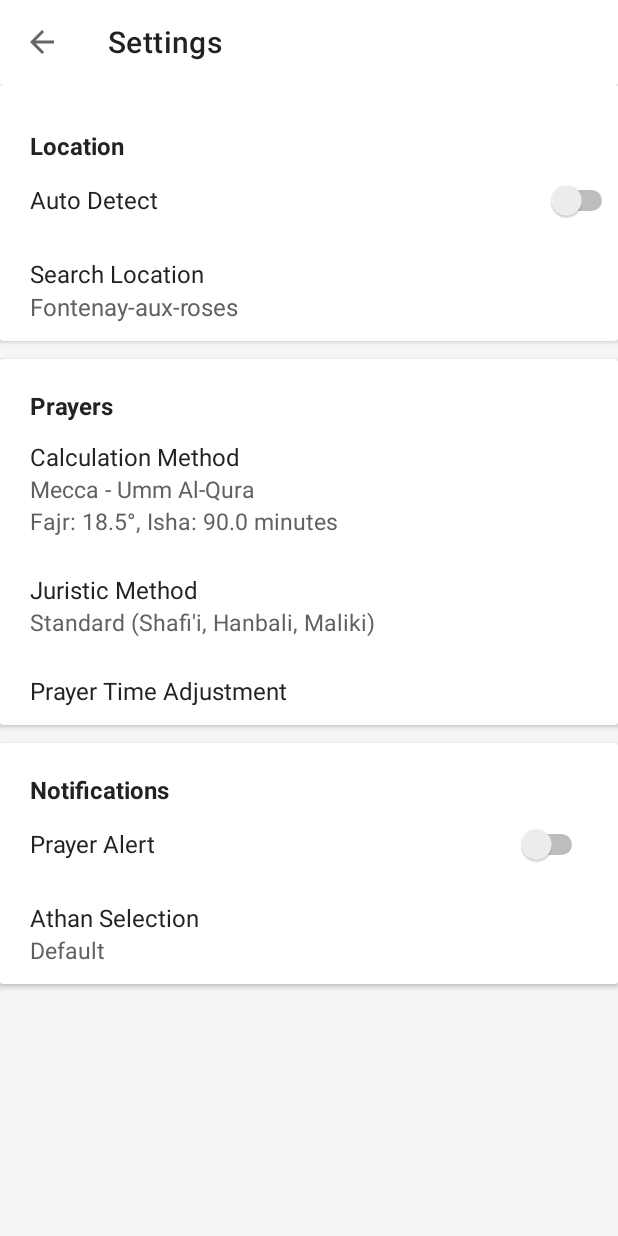
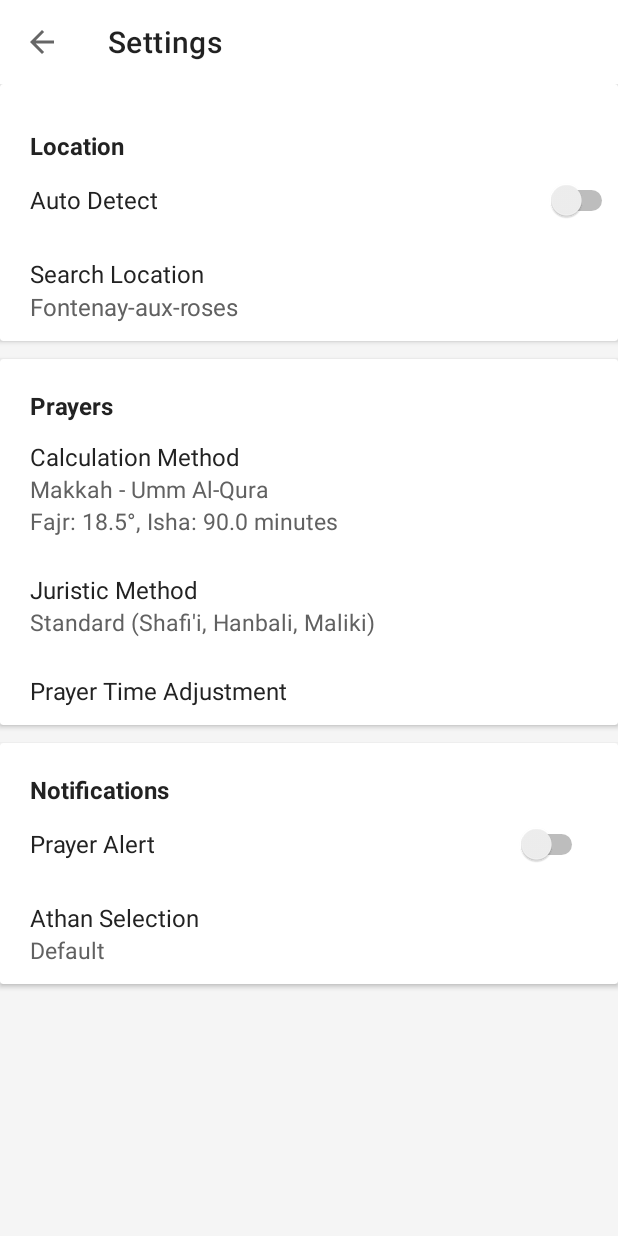
Before and after one commit to exRivalis/athan_android, an Android app: the screen it shows after launch (SettingsActivity), after a tap on an icon or button, on a phone screen of 412 x 824 dp. Run offline under Robolectric (Android 15) with nearby library versions, the phone set to English and light mode, and no system bars; 1 other tap on this screen came first.

Commit message:
update UserConf variables to reflect PrayMethod expectations

```diff
--- a/app/src/main/java/com/alterpat/athan/CalculationMethodActivity.kt
+++ b/app/src/main/java/com/alterpat/athan/CalculationMethodActivity.kt
@@ -61,13 +61,13 @@ class CalculationMethodActivity : AppCompatActivity(), MethodClickListener {
         for(i  in 0 until json.length()){
             val calc = gsonBuilder.fromJson(json.getJSONObject(i).toString(), CalcMethod::class.java)
             //Log.d(TAG, calc.description)
-            if(calc.id == userConfig.method)
+            if(calc.name == userConfig.method)
                 calc.isSelected = true
 
             calcMethods.add(calc)
         }
 
-        calcMethods.add(CalcMethod(7, "Custom", false,0.0, 0.0))
+        calcMethods.add(CalcMethod(99, "Custom","Custom", false,0.0, 0.0))
 
         mAdapter.notifyDataSetChanged()
 
@@ -113,7 +113,7 @@ class CalculationMethodActivity : AppCompatActivity(), MethodClickListener {
 
         /** update userConf **/
         userConfig.methodName = method.description
-        userConfig.method = method.id
+        userConfig.method = method.name
         userConfig.fajrAngle = method.fajrAngle
         userConfig.ishaAngle = method.ishaAngle
         userConfig.fixed = method.fixed
--- a/app/src/main/java/com/alterpat/athan/model/CalcMethod.kt
+++ b/app/src/main/java/com/alterpat/athan/model/CalcMethod.kt
@@ -3,6 +3,7 @@ package com.alterpat.athan.model
 data class CalcMethod
     (
     val id: Int,
+    val name: String,
     val description: String,
     val fixed : Boolean = false,
     val fajrAngle: Double,
--- a/app/src/main/java/com/alterpat/athan/model/PrayerTime.kt
+++ b/app/src/main/java/com/alterpat/athan/model/PrayerTime.kt
@@ -1,4 +1,139 @@
 package com.alterpat.athan.model
+
+import java.util.*
+import kotlin.collections.ArrayList
+
 
 class PrayerTime (val name: String, val timestamp: Long, val timeStr: String){
 }
+
+
+/****
+class PrayTime2() {
+    companion object {
+        fun calculationMethod (id: Int) : String {
+            var res = "Makkah"
+            when(id){
+                0 -> res = "Jafari"
+                1 -> res = "Karachi"
+                2 -> res = "ISNA"
+                3 -> res = "MWL"
+                4 -> res = "Makkah"
+                5 -> res = "Egypt"
+                6 -> res = "Tehran"
+                7 -> res = "UOIF"
+            }
+
+            return res
+        }
+
+        fun juristicMethod(id : Int) : String {
+            var res = "Shafi'i (Standard)"
+            when(id){
+                0 -> res = "Shafi'i, Hanbali, Maliki (Standard)"
+                1 -> res = "Hanafi"
+            }
+            return res
+        }
+    }
+
+
+    /**
+    // Adjusting Methods for Higher Latitudes
+    0: No adjustment
+    1: middle of night
+    2: 1/7th of night
+    3: angle/60th of night
+
+    // Time Formats
+    0: 24-hour format
+    1: 12-hour format
+    2: 12-hour format with no suffix
+    3: floating point number
+    **/
+
+    lateinit var timeNames : ArrayList<String>
+    var numIterations = 1
+    var offsets : IntArray = IntArray(7)
+
+    fun PrayTime() {
+        // Time Names
+        timeNames = ArrayList<String>()
+        timeNames.add("Fajr")
+        timeNames.add("Sunrise")
+        timeNames.add("Dhuhr")
+        timeNames.add("Asr")
+        timeNames.add("Sunset")
+        timeNames.add("Maghrib")
+        timeNames.add("Isha")
+
+        // --------------------- Technical Settings --------------------
+        numIterations = 1 // number of iterations needed to compute
+        // times
+
+        // ------------------- Calc Method Parameters --------------------
+
+        // Tuning offsets {fajr, sunrise, dhuhr, asr, sunset, maghrib, isha}
+        offsets[0] = 0
+        offsets[1] = 0
+        offsets[2] = 0
+        offsets[3] = 0
+        offsets[4] = 0
+        offsets[5] = 0
+        offsets[6] = 0
+
+        /*
+         *
+         * fa : fajr angle ms : maghrib selector (0 = angle; 1 = minutes after
+         * sunset) mv : maghrib parameter value (in angle or minutes) is : isha
+         * selector (0 = angle; 1 = minutes after maghrib) iv : isha parameter
+         * value (in angle or minutes)
+         */
+        //methodParams = HashMap<Int, DoubleArray>()
+    }
+
+    // ---------------------- Julian Date Functions -----------------------
+    // calculate julian date from a calendar date
+    private fun julianDate(year: Int, month: Int, day: Int): Double {
+        var year = year
+        var month = month
+        if (month <= 2) {
+            year -= 1
+            month += 12
+        }
+        val A = Math.floor(year / 100.0)
+        val B = 2 - A + Math.floor(A / 4.0)
+        return (Math.floor(365.25 * (year + 4716))
+                + Math.floor(30.6001 * (month + 1)) + day + B) - 1524.5
+    }
+
+    // return prayer times for a given date
+    private fun getPrayerTimes(
+        date: Calendar, latitude: Double,
+        longitude: Double, tZone: Double
+    ): java.util.ArrayList<String?>? {
+        val year = date[Calendar.YEAR]
+        val month = date[Calendar.MONTH]
+        val day = date[Calendar.DATE]
+
+        var jDate = julianDate(year, month+1, day)
+        val lonDiff = longitude / (15.0 * 24.0)
+        jDate -= lonDiff
+
+        // compute prayer times at given julian date
+        var times: DoubleArray? =
+            doubleArrayOf(5.0, 6.0, 12.0, 13.0, 18.0, 18.0, 18.0) // default times
+
+
+        for (i in 1..this.numIterations) {
+            times = computeTimes(times)
+        }
+
+        times = adjustTimes(times)
+        times = tuneTimes(times)
+        return computeDayTimes()
+    }
+    // Test Prayer times here
+    var prayers = PrayTime()
+}
+        ****/
--- a/app/src/main/java/com/alterpat/athan/model/UserConfig.kt
+++ b/app/src/main/java/com/alterpat/athan/model/UserConfig.kt
@@ -8,10 +8,10 @@ class UserConfig(
     var lon : Double = 2.29270000,
     var timezone : Int = 1,
     var timeFormat : String = "24H",
-    var methodName : String = "Mecca - Umm Al-Qura",
-    var method : Int = 4,
+    var methodName : String = "Makkah - Umm Al-Qura",
+    var method : String = "Makkah",
     var juristicName : String = "Standard (Shafi'i, Hanbali, Maliki)",
-    var juristic : Int = 0,
+    var juristic : String = "Standard",
     var high_latitude : Int = 1,
     var fajrAngle : Double = 18.5,
     var ishaAngle : Double = 90.0,
--- a/app/src/main/java/com/alterpat/athan/tool/PrayTime.java
+++ b/app/src/main/java/com/alterpat/athan/tool/PrayTime.java
@@ -52,6 +52,7 @@ public class PrayTime {
     private int Egypt; // Egyptian General Authority of Survey
     private int Custom; // Custom Setting
     private int Tehran; // Institute of Geophysics, University of Tehran
+    private int UOIF; // Union Des Organisations Islamiques De France
     // Juristic Methods
     private int Shafii; // Shafii (standard)
     private int Hanafi; // Hanafi
@@ -102,6 +103,7 @@ public class PrayTime {
         this.setEgypt(5); // Egyptian General Authority of Survey
         this.setTehran(6); // Institute of Geophysics, University of Tehran
         this.setCustom(7); // Custom Setting
+        this.setUOIF(8);
 
         // Juristic Methods
         this.setShafii(0); // Shafii (standard)
@@ -172,6 +174,10 @@ public class PrayTime {
         // MWL
         double[] MWvalues = {18,1,0,0,17};
         methodParams.put(Integer.valueOf(this.getMWL()), MWvalues);
+
+        // UOIF
+        double[] UOIFvalues = {12,1,0,0,12};
+        methodParams.put(Integer.valueOf(this.getUOIF()), UOIFvalues);
 
         // Makkah
         double[] MKvalues = {18.5,1,0,1,90};
@@ -726,8 +732,55 @@ public class PrayTime {
 
     }
 
+    private int getMethod(String method){
+        int res = 0;
+        switch (method){
+            case "Jafari": // Ithna Ashari
+                res = this.Jafari;
+                break;
+            case "Karachi": // University of Islamic Sciences, Karachi
+                res = this.Karachi;
+                break;
+            case "ISNA": // Islamic Society of North America (ISNA)
+                res = this.ISNA;
+                break;
+            case "MWL": // Muslim World League (MWL)
+                res = this.MWL;
+                break;
+            case "Makkah": // Umm al-Qura, Makkah
+                res = this.Makkah;
+                break;
+            case "Egypt": // Egyptian General Authority of Survey
+                res = this.Egypt;
+                break;
+            case "Custom": // Custom Setting
+                res = this.Custom;
+                break;
+            case "Tehran": // Institute of Geophysics, University of Tehran
+                res = this.Tehran;
+                break;
+            case "UOIF":
+                res = this.UOIF;
+                break;
+            default:
+                res = this.Makkah;
+        }
+        return res;
+    }
+
+    private int getJuristic(String method){
+        // Juristic Methods
+        int res = 0;
+        if(method.toLowerCase().equals("standard"))
+            res = this.Shafii;
+        else
+            res = this.Hanafi;
+
+        return res;
+    }
+
     /** return a hashMap prayerName: prayerTime **/
-    public static HashMap<String, String> getPrayerTimes(double latitude, double longitude, int timezone, int calcMethod, int juristicMethod, String timeFormat){
+    public static HashMap<String, String> getPrayerTimes(double latitude, double longitude, int timezone, String calcMethod, String juristicMethod, String timeFormat){
         PrayTime prayers = new PrayTime();
 
         if(timeFormat.equals("24H"))
@@ -735,8 +788,8 @@ public class PrayTime {
         else
             prayers.setTimeFormat(prayers.Time12);
 
-        prayers.setCalcMethod(calcMethod);
-        prayers.setAsrJuristic(juristicMethod);
+        prayers.setCalcMethod(prayers.getMethod(calcMethod));
+        prayers.setAsrJuristic(prayers.getJuristic(juristicMethod));
         prayers.setAdjustHighLats(prayers.MidNight);
         int[] offsets = {0, 0, 0, 0, 0, 0, 0}; //
         String[] prayerNames = {"Fajr","Duha","Dhuhr","Asr","Sunset","Maghrib","Isha"};
@@ -984,4 +1037,12 @@ public class PrayTime {
     public ArrayList<String> getTimeNames() {
         return timeNames;
     }
+
+    public int getUOIF() {
+        return UOIF;
+    }
+
+    public void setUOIF(int UOIF) {
+        this.UOIF = UOIF;
+    }
 }
```
Also changed, not shown: app/src/main/res/raw/calculation_methods.json (+16 -1 lines), app/src/main/java/com/alterpat/athan/tool/PrayerTimeManager.kt (line endings or trailing spaces).
